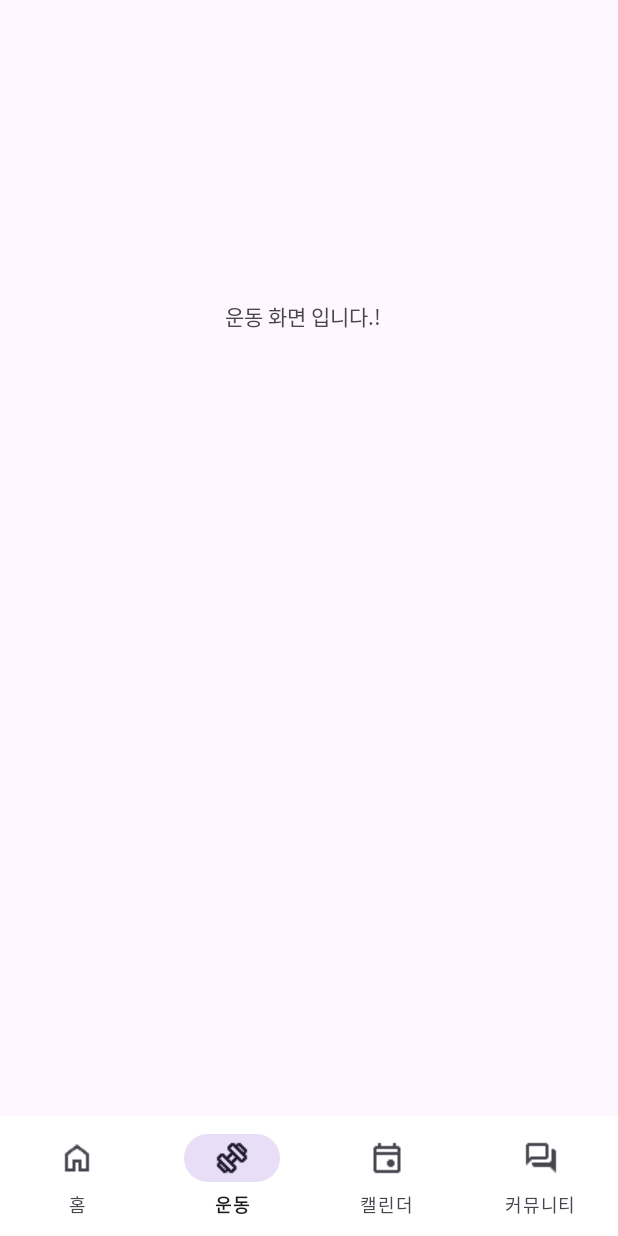
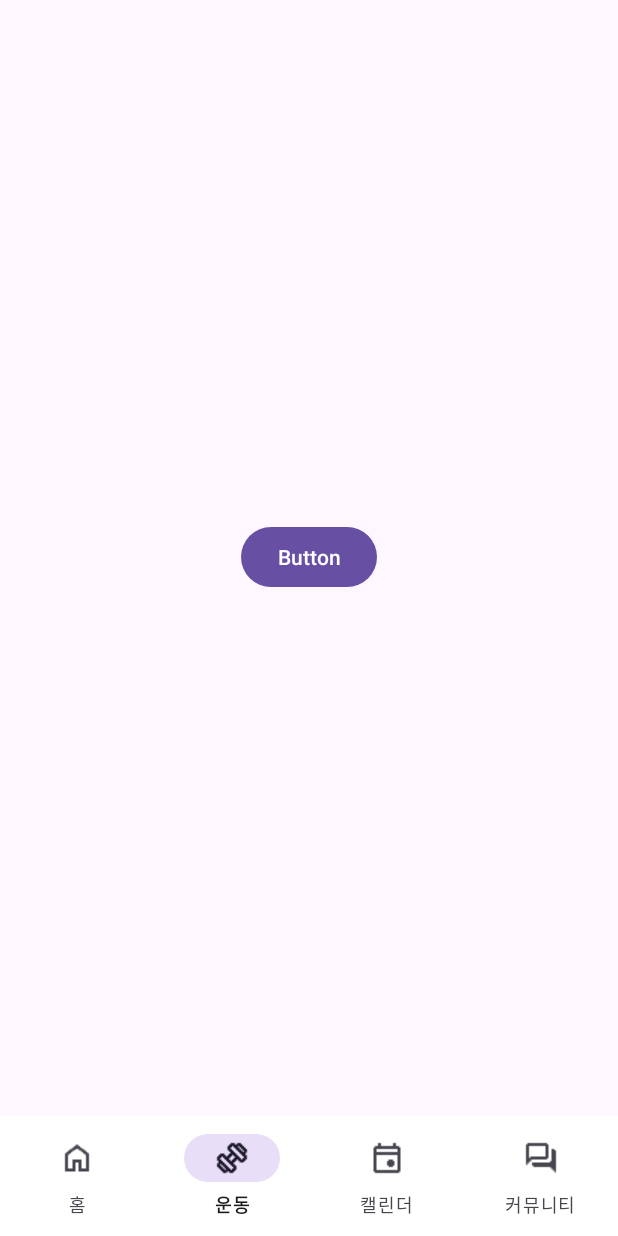
Before and after one commit to leeyunseokarchive/healthPT, an Android app: the screen it shows after launch (MainActivity), item 2 of the bottom bar chosen, on a phone screen of 412 x 824 dp. Run offline under Robolectric (Android 15) with nearby library versions, the phone set to English and light mode, and no system bars; our stand-ins replace Firebase (no records; nobody signed in at launch, a user with empty details on screens opened directly), navigation-ui.

Commit message:
달력에 표시하는거 까지 해둠 라이브러리 호환성 문제로 QR코드는 나중에 처리하겠음 by 장윤상

```diff
--- a/app/src/main/java/com/example/healthpt/HomeFragment.java
+++ b/app/src/main/java/com/example/healthpt/HomeFragment.java
@@ -26,17 +26,18 @@ import android.view.ViewGroup;
 import android.widget.ImageView;
 import android.widget.TextView;
 
-import com.journeyapps.barcodescanner.BarcodeEncoder;
-import com.google.zxing.BarcodeFormat;
-import com.google.zxing.WriterException;
 
 public class HomeFragment extends Fragment {
+
+
 
     private TextView peopleCountText;
     private TextView totalCapacityText;
     private ImageView gymcomplexImageView;
 
     private ImageView QRCodeImage;//홈 화면에 나올 QR코드 이미지
+
+    private TextView attendance;
     // 실시간 인원 현황(데이터 연동 필요)
     private int currentCount = 70;
 
@@ -48,18 +49,17 @@ public class HomeFragment extends Fragment {
                              @Nullable ViewGroup container,
                              @Nullable Bundle savedInstanceState) {
 
-
         View view = inflater.inflate(R.layout.fragment_home, container, false);
 
         totalCapacityText = view.findViewById(R.id.totalCapacityText);
         peopleCountText = view.findViewById(R.id.peopleCountText);
         gymcomplexImageView = view.findViewById(R.id.gymcomplexView);
         QRCodeImage = view.findViewById(R.id.QRCodeImage);
+        attendance = view.findViewById(R.id.attendance);
+
 
         setPeopleCount(currentCount);
         updateUIWithCount(currentCount);
-        generateQRCode("userID");
-
         return view;
     }
 
@@ -72,6 +72,7 @@ public class HomeFragment extends Fragment {
     private void updateUIWithCount(int count) {//퍼센트 단위로 바꿔놨습니다 by 장윤상
 
         if ((float) count / totalCapacity <= 0.3) {
+            gymcomplexImageView.setImageResource(R.drawable.free);
         } else if ((float)count / totalCapacity <= 0.6) {
             gymcomplexImageView.setImageResource(R.drawable.common);
         } else {
@@ -79,16 +80,4 @@ public class HomeFragment extends Fragment {
         }
     }
 
-    private void generateQRCode(String data) {//QR 코드 생성함수, QR 코드 크기 조정하려면 try문 두번째 줄에 뒤 쪽 숫자 바꿔주시고 xml파일도 따로 수정해야됩니다
-        try {
-            BarcodeEncoder barcodeEncoder = new BarcodeEncoder();
-            Bitmap bitmap = barcodeEncoder.encodeBitmap(data, BarcodeFormat.QR_CODE, 150, 150);
-            QRCodeImage.setImageBitmap(bitmap);
-        } catch (WriterException e) {
-            e.printStackTrace();
-        }
-
-
-    }
-
 }
--- a/app/src/main/java/com/example/healthpt/MainActivity.java
+++ b/app/src/main/java/com/example/healthpt/MainActivity.java
@@ -18,10 +18,11 @@ import android.widget.ImageView;
 import android.widget.TextView;
 
 
-//TODO 25/05/04 장윤상
-//1. 날려먹은거 복구하기 (난 너를 저주한다 맥북)
-//2. 깃에 수정된거 푸쉬 및 커밋하기
-//3. 홈화면 최대한 많이 구현해놓기
+//TODO 25/05/18 장윤상
+//1. 마감기한: 25/05/26
+//2. 로그인/회원가입 구현 -> 파이어 베이스 연동 해서 출석 체크 기록도 저장하기
+//3. 출석 체크 구현, 제가 해버리고야 말았습니다. ㅅ123456789발 여러분들
+//4. QR 코드 지운거 복구
 
 public class MainActivity extends AppCompatActivity {
 
@@ -36,9 +37,6 @@ public class MainActivity extends AppCompatActivity {
 
 
         BottomNavigationView bottomNav = findViewById(R.id.bottom_navigation);
-
-        //binding = ActivityMainBinding.inflate(getLayoutInflater());
-        //setContentView(binding.getRoot());
 
         if (savedInstanceState == null) {
             loadFragment(new HomeFragment()); // 또는 CalendarFragment()
@@ -78,52 +76,6 @@ public class MainActivity extends AppCompatActivity {
                 .commit();
     }
 
-    //현재 인원 설정
-
-
-
-    /*
-    void loadFragment(HomeFragment());
-
-
-    bottomNav.setOnItemSelectedListener(item -> {
-        Fragment selectedFragment = null;
-
-        switch (item.getItemId()) {
-            case R.id.nav_home:
-                selectedFragment = new HomeFragment();
-                // 홈 화면 이동
-                break;
-            case R.id.nav_work:
-                selectedFragment = new WorkFragment();
-                // 운동 화면 이동
-                break;
-            case R.id.nav_calendar:
-                selectedFragment = new CalendarFragment();
-                // 캘린더 이동
-                break;
-            case R.id.nav_community:
-                selectedFragment = new CommunityFragment();
-                // 커뮤니티 이동
-                break;
-        }
-        if (selectedFragment != null) {
-            loadFragment(selectedFragment);
-            return true;
-        }
-
-        return false;
-    });
-
-    private void loadFragment(Fragment fragment) {
-        getSupportFragmentManager()
-                .beginTransaction()
-                .replace(R.id.fragment_container, fragment)
-                .commit();
-    }
-
-
-     */
 
 
     @Override
--- a/app/src/main/java/com/example/healthpt/WorkFragment.java
+++ b/app/src/main/java/com/example/healthpt/WorkFragment.java
@@ -18,19 +18,38 @@ import androidx.navigation.ui.AppBarConfiguration;
 import androidx.navigation.ui.NavigationUI;
 
 import com.example.healthpt.databinding.ActivityMainBinding;
+import com.google.firebase.auth.FirebaseAuth;
+import com.google.firebase.firestore.FirebaseFirestore;
 
 import android.view.Menu;
 import android.view.MenuItem;
 import android.view.ViewGroup;
+import android.widget.Button;
 import android.widget.ImageView;
 import android.widget.TextView;
 
 public class WorkFragment extends Fragment {
+
+    Button startButton;  // 버튼 ID에 맞게 수정
+    FirebaseAuth auth = FirebaseAuth.getInstance();
+    FirebaseFirestore db = FirebaseFirestore.getInstance();
     @Nullable
     @Override
     public View onCreateView(@NonNull LayoutInflater inflater,
                              @Nullable ViewGroup container,
                              @Nullable Bundle savedInstanceState) {
-        return inflater.inflate(R.layout.fragment_work, container, false);
+
+        View view = inflater.inflate(R.layout.fragment_work, container, false);
+
+        Button myButton = view.findViewById(R.id.isUsing);
+
+        myButton.setOnClickListener(v -> {
+
+
+
+        });
+
+        return view;
     }
+
 }
--- /dev/null
+++ b/app/src/main/res/drawable/circle_background.xml
@@ -0,0 +1,5 @@
+<?xml version="1.0" encoding="utf-8"?>
+<shape xmlns:android="http://schemas.android.com/apk/res/android" android:shape="oval">
+    <solid android:color="#5AC8FA" />  <!-- 색상, 애플블루 바꾸고 싶으면 바꾸셈 by 장윤상 -->
+    <size android:width="30dp" android:height="30dp"/>
+</shape>
--- a/app/src/main/res/layout/fragment_work.xml
+++ b/app/src/main/res/layout/fragment_work.xml
@@ -1,17 +1,19 @@
 <?xml version="1.0" encoding="utf-8"?>
 <androidx.constraintlayout.widget.ConstraintLayout xmlns:android="http://schemas.android.com/apk/res/android"
+    xmlns:tools="http://schemas.android.com/tools"
     android:layout_width="match_parent"
     android:layout_height="match_parent"
     xmlns:app="http://schemas.android.com/apk/res-auto">
 
-    <TextView
+
+    <Button
+        android:id="@+id/isUsing"
         android:layout_width="wrap_content"
         android:layout_height="wrap_content"
-        android:text="운동 화면 입니다.!"
+        android:text="Button"
+        app:layout_constraintBottom_toBottomOf="parent"
+        app:layout_constraintEnd_toEndOf="parent"
+        app:layout_constraintStart_toStartOf="parent"
         app:layout_constraintTop_toTopOf="parent"
-        app:layout_constraintStart_toStartOf="parent"
-        android:layout_marginTop="200dp"
-        android:layout_marginStart="150dp"/>
-
-
+        app:layout_constraintVertical_bias="0.499" />
 </androidx.constraintlayout.widget.ConstraintLayout>
--- a/app/src/main/res/values/colors.xml
+++ b/app/src/main/res/values/colors.xml
@@ -2,4 +2,5 @@
 <resources>
     <color name="black">#FF000000</color>
     <color name="white">#FFFFFFFF</color>
+    <color name="button_color">#007AFF</color>
 </resources>
--- a/gradle.properties
+++ b/gradle.properties
@@ -19,3 +19,4 @@ android.useAndroidX=true
 # resources declared in the library itself and none from the library's dependencies,
 # thereby reducing the size of the R class for that library
 android.nonTransitiveRClass=true
+android.enableJetifier=true
--- a/settings.gradle.kts
+++ b/settings.gradle.kts
@@ -9,6 +9,7 @@ pluginManagement {
         }
         mavenCentral()
         gradlePluginPortal()
+        maven("https://jitpack.io")
     }
 }
 dependencyResolutionManagement {
@@ -16,6 +17,7 @@ dependencyResolutionManagement {
     repositories {
         google()
         mavenCentral()
+        maven("https://jitpack.io")
     }
 }
 
```
Also changed, not shown: app/build.gradle.kts (+9 -2 lines), app/src/main/java/com/example/healthpt/CalendarFragment.java (+63 -84 lines), app/src/main/java/com/example/healthpt/LogInActivity.java (added, +52 -0 lines), app/src/main/res/layout/fragment_calendar.xml (+24 -17 lines), app/src/main/res/layout/fragment_home.xml (+10 -0 lines), app/src/main/res/layout/login_layout.xml (added, +46 -0 lines), 1 other file.
